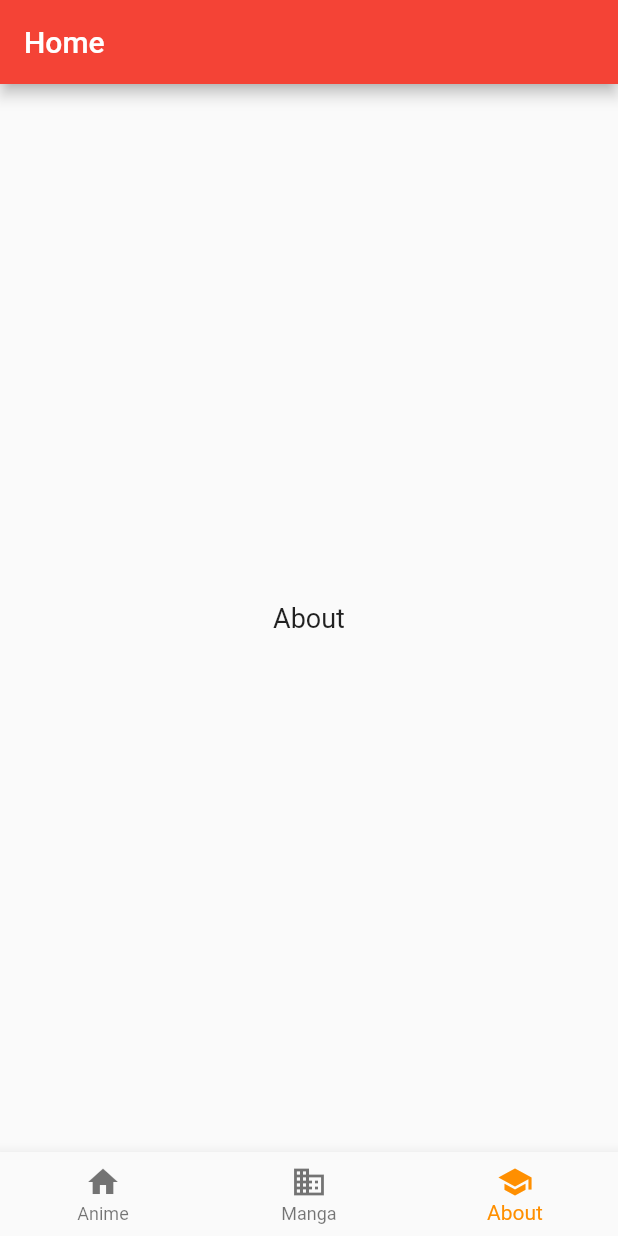
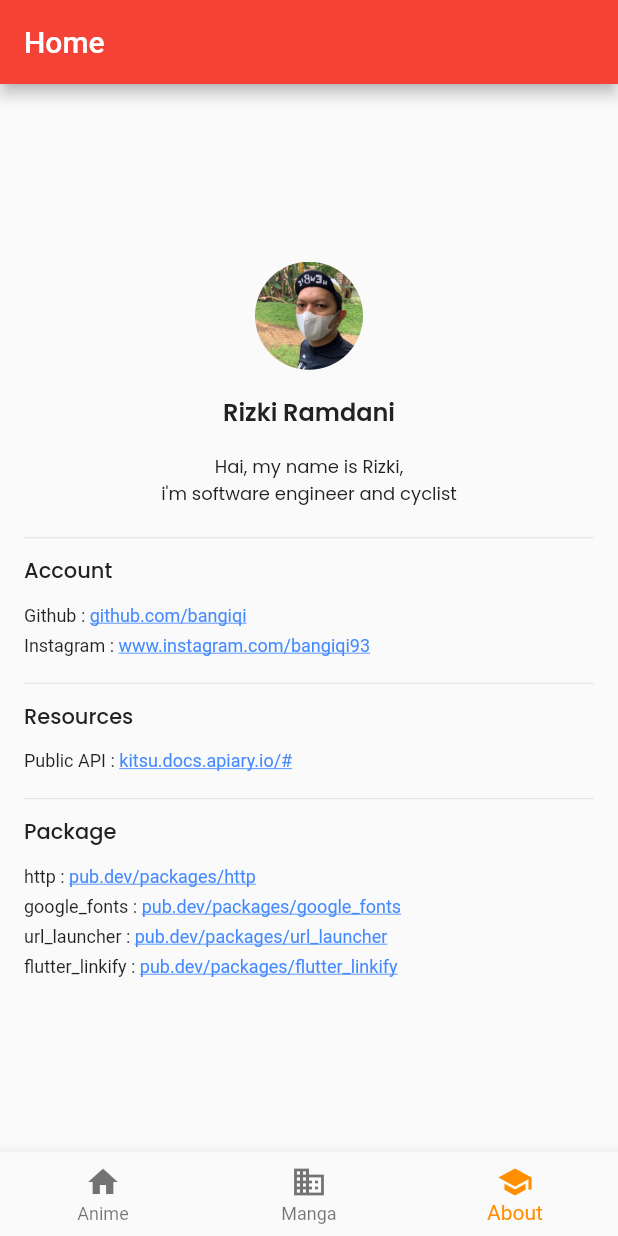
Before and after one commit to bangiqi/animep-flutter, a Flutter app: the screen it shows after launch, item 3 of the bottom bar chosen, on a phone screen of 412 x 824 dp. Run offline on Flutter 3.47's test engine with Material 2 defaults, Android fonts, the phone set to English and light mode, and no system bars; drawn by our look-alikes of flutter_linkify; our stand-ins replace google_fonts; network calls fail.

Commit message:
[ADD] About screen

```diff
--- /dev/null
+++ b/lib/feature/about/views/about_screen.dart
@@ -0,0 +1,175 @@
+import 'package:flutter/material.dart';
+import 'package:flutter_linkify/flutter_linkify.dart';
+import 'package:google_fonts/google_fonts.dart';
+import 'package:url_launcher/url_launcher.dart';
+
+class AboutScreen extends StatefulWidget {
+  AboutScreen(this.title);
+  final String title;
+
+  @override
+  _AboutScreenState createState() => _AboutScreenState();
+}
+
+class _AboutScreenState extends State<AboutScreen> {
+  static const padding =
+      const EdgeInsets.only(top: 16, left: 16, bottom: 0, right: 16);
+
+  @override
+  Widget build(BuildContext context) {
+    return SingleChildScrollView(
+      child: Column(mainAxisSize: MainAxisSize.min, children: <Widget>[
+        _userBiographyWidget(),
+        _separatorLine(),
+        _sectionHeaderTitle('Account'),
+        _listResourceLink('Github', 'https://github.com/bangiqi'),
+        _listResourceLink('Instagram', 'https://www.instagram.com/bangiqi93'),
+        _separatorLine(),
+        _sectionHeaderTitle('Resources'),
+        _listResourceLink('Public API', 'https://kitsu.docs.apiary.io/#'),
+        _separatorLine(),
+        _sectionHeaderTitle('Package'),
+        _listResourceLink('http', 'https://pub.dev/packages/http'),
+        _listResourceLink(
+            'google_fonts', 'https://pub.dev/packages/google_fonts'),
+        _listResourceLink(
+            'url_launcher', 'https://pub.dev/packages/url_launcher'),
+        _listResourceLink(
+            'flutter_linkify', 'https://pub.dev/packages/flutter_linkify'),
+        SizedBox(
+          height: 16,
+        )
+      ]),
+    );
+  }
+
+  Widget _sectionHeaderTitle(String title) {
+    return Padding(
+      padding: const EdgeInsets.only(top: 0, left: 16, bottom: 12),
+      child: Row(
+        mainAxisAlignment: MainAxisAlignment.start,
+        children: [
+          Column(
+            children: [
+              Text(
+                title,
+                style: GoogleFonts.poppins(
+                    textStyle: TextStyle(
+                        fontSize: 14,
+                        fontWeight: FontWeight.w500,
+                        color: Colors.grey[900])),
+              ),
+            ],
+          ),
+        ],
+      ),
+    );
+  }
+
+  Widget _separatorLine() {
+    return Padding(
+      padding: const EdgeInsets.only(top: 4, bottom: 4),
+      child: const Divider(
+        height: 16,
+        thickness: 0.5,
+        indent: 16,
+        endIndent: 16,
+        color: Colors.black12,
+      ),
+    );
+  }
+
+  Widget _listResourceLink(String title, String link) {
+    return SizedBox(
+      height: 20,
+      child: Column(
+        children: [
+          Padding(
+            padding: const EdgeInsets.fromLTRB(16, 0, 16, 0),
+            child: Row(
+              mainAxisAlignment: MainAxisAlignment.start,
+              children: [
+                Expanded(
+                  flex: 1,
+                  child: Linkify(
+                      onOpen: (link) async {
+                        if (await canLaunch(link.url)) {
+                          await launch(link.url);
+                        } else {
+                          throw 'Could not launch $link';
+                        }
+                      },
+                      text: "${title} : ${link}",
+                      style: TextStyle(fontSize: 12)),
+                ),
+              ],
+            ),
+          ),
+        ],
+      ),
+    );
+  }
+}
+
+class _userBiographyWidget extends StatelessWidget {
+  const _userBiographyWidget({
+    Key? key,
+  }) : super(key: key);
+
+  @override
+  Widget build(BuildContext context) {
+    return Container(
+      child: Column(children: <Widget>[
+        Padding(
+          padding: const EdgeInsets.only(top: 24),
+          child: Row(
+            mainAxisAlignment: MainAxisAlignment.center,
+            children: [
+              Expanded(
+                  flex: 1,
+                  child: Column(
+                    mainAxisAlignment: MainAxisAlignment.center,
+                    children: [
+                      Container(
+                          width: 72,
+                          height: 72,
+                          decoration: BoxDecoration(
+                              shape: BoxShape.circle,
+                              image: DecorationImage(
+                                  fit: BoxFit.fill,
+                                  image: AssetImage('assets/me.jpg')))),
+                      SizedBox(
+                        height: 8,
+                      ),
+                      Padding(
+                        padding: const EdgeInsets.all(8.0),
+                        child: Text('Rizki Ramdani',
+                            maxLines: 3,
+                            textAlign: TextAlign.center,
+                            overflow: TextOverflow.ellipsis,
+                            style: GoogleFonts.poppins(
+                                textStyle: TextStyle(
+                                    fontSize: 16,
+                                    fontWeight: FontWeight.w600,
+                                    color: Colors.grey[900]))),
+                      ),
+                      Padding(
+                        padding: const EdgeInsets.all(8.0),
+                        child: Text(
+                            "Hai, my name is Rizki, \ni'm software engineer and cyclist",
+                            textAlign: TextAlign.center,
+                            style: GoogleFonts.poppins(
+                                textStyle: TextStyle(
+                                    fontSize: 12,
+                                    fontWeight: FontWeight.normal,
+                                    color: Colors.grey[900]))),
+                      ),
+                    ],
+                  )),
+            ],
+          ),
+        )
+      ]),
+    );
+  }
+}
--- a/lib/feature/home/views/home_screen.dart
+++ b/lib/feature/home/views/home_screen.dart
@@ -50,7 +50,7 @@ class _HomeScreenState extends State<HomeScreen> {
         SectionListWidget(),
         // horizontal list anime widget
         SizedBox(
-          height: 250.0,
+          height: 260.0,
           child: _trendingAnimeListFuture(session),
         ),
         SizedBox(
--- a/lib/feature/main/views/main_tabbar_screen.dart
+++ b/lib/feature/main/views/main_tabbar_screen.dart
@@ -1,3 +1,4 @@
+import 'package:animep_flutter/feature/about/views/about_screen.dart';
 import 'package:animep_flutter/feature/home/views/home_screen.dart';
 import 'package:flutter/material.dart';
 import 'package:flutter/widgets.dart';
@@ -21,10 +22,7 @@ class _MainTabBarState extends State<MainTabBarScreen> {
       'Manga',
       style: optionStyle,
     ),
-    Text(
-      'About',
-      style: optionStyle,
-    ),
+    AboutScreen('About'),
   ];
 
   void _onItemTapped(int index) {
```
